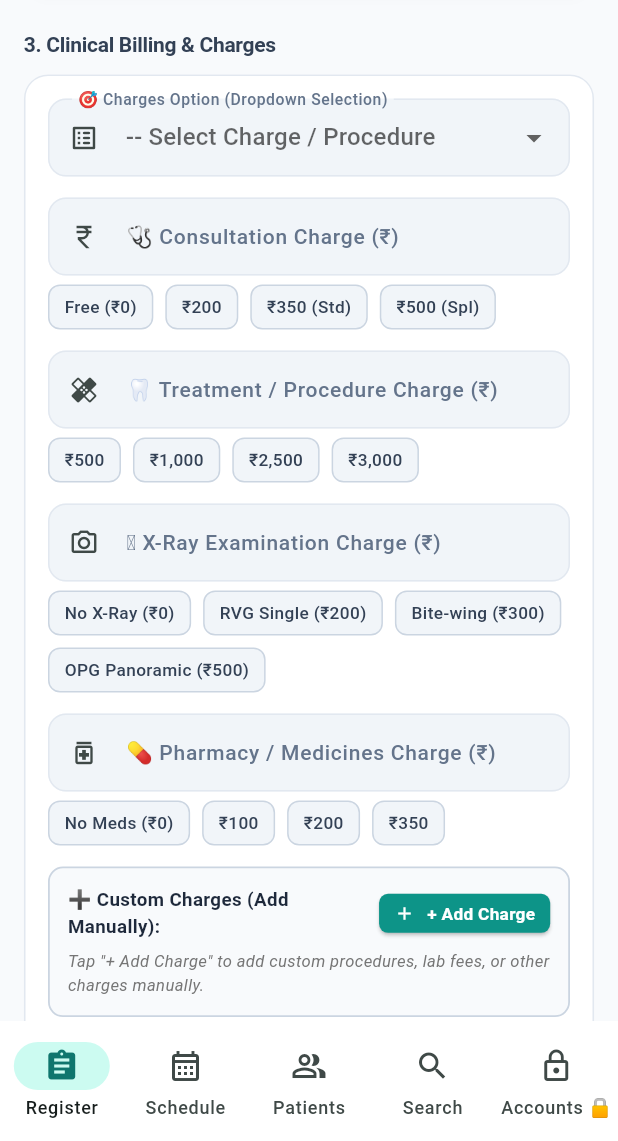
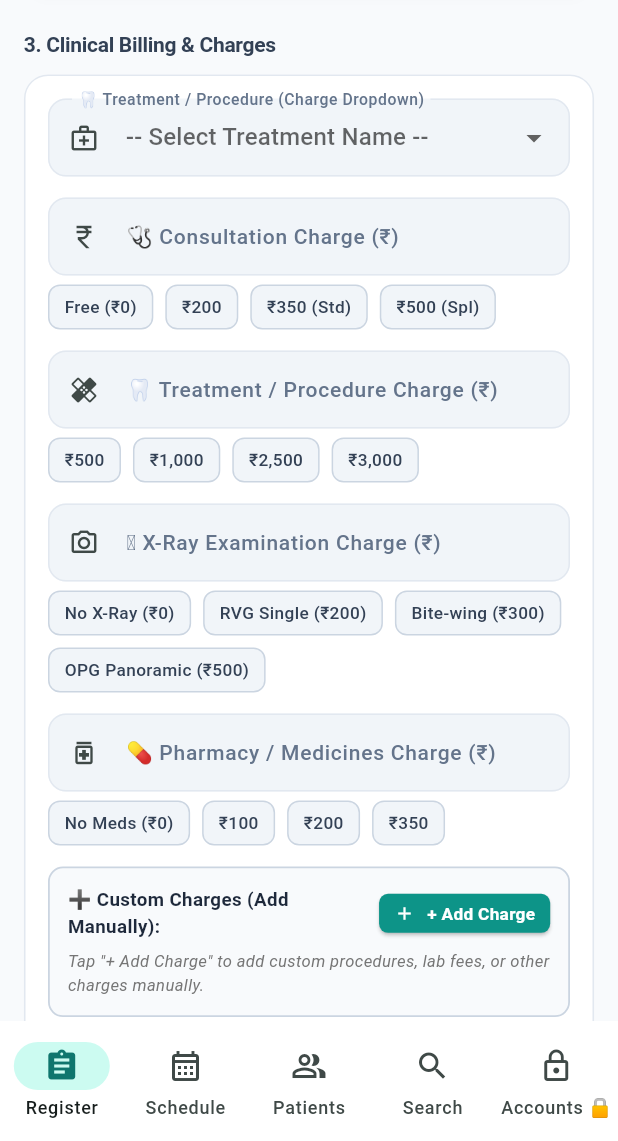
Before and after one commit to Sanjuantony2255/DentalCareStore, a Flutter app: the screen it shows after launch, scrolled down 1152 dp, on a phone screen of 412 x 824 dp, the part 95-1236 px from its top. Run offline on Flutter 3.47's test engine with Material 3 defaults, Android fonts, the phone set to English and light mode, and no system bars; our stand-ins replace pdf, printing, share_plus, shared_preferences; network calls fail; key blocks and very long unbroken strings in the code were emptied for the run.

Commit message:
feat: Charge dropdown contains only treatment names with charge in separate option

```diff
--- a/dental_care_app/lib/constants/treatments.dart
+++ b/dental_care_app/lib/constants/treatments.dart
@@ -76,3 +76,66 @@ const List<String> kClinicDoctors = [
   'Dr. Sharath MDS (Dept.of Periodontics)',
   'Other (Type Manually)',
 ];
+
+/// Standard suggested charge amounts for dental treatments & procedures
+const Map<String, double> kTreatmentSuggestedCharges = {
+  'POST & CORE': 1500,
+  'CROWN METAL': 1500,
+  'CROWN PFM': 3000,
+  'CROWN PFZ': 5500,
+  'EMAX CROWN, VENEER, INLAY': 7500,
+  'CROWN REMOVAL': 500,
+  'ACRYLIC PARTIAL DENTURE': 2000,
+  'FLEXIBLE PARTIAL DENTURE': 7000,
+  'COMPLETE DENTURE': 15000,
+  'FLEXIBLE': 7500,
+  'BPS': 25000,
+  'SS CROWNS': 1800,
+  'SCALING': 1000,
+  'GINGIVECTOMY': 1500,
+  'SUBGINGIVAL SCALING/ CURETTAGE': 1500,
+  'GRAFT': 5000,
+  'DEPIGMENTATION': 3000,
+  'PERIODONTAL FLAP': 4000,
+  'SPLINTING': 1500,
+  'LASER': 2000,
+  'PULPOTOMY/ PULPECTOMY': 1500,
+  'PIT & FISSURE SEALANTS': 600,
+  'FLUORIDE APPPLICATIONS': 800,
+  'SPACE MAINTAINERS': 2500,
+  'PREFORMED ZIRCONIA': 3500,
+  'BLEACHING': 5000,
+  'DENTAL IMPLANTS': 25000,
+  'REGISTRATION': 100,
+  'CONSULTATION': 300,
+  'SPECIALIST CONSULTATION': 500,
+  'DENTAL RADIOGRAPHS': 250,
+  'GLASS IONOMER': 600,
+  'AMALGAM': 600,
+  'COMPOSITE': 800,
+  'RCT': 2500,
+  'RE RCT': 3500,
+  'MICROSCOPE RCT': 4500,
+  'APICECTOMY': 3500,
+  'MTA': 1200,
+  'DECIDUOUS TOOTH EXTRACTION': 300,
+  'NORMAL EXTRACTION': 500,
+  'DIFFICULT EXTRACTION': 1500,
+  '3RD MOLAR': 3500,
+  'CANINE IMPACTION': 4000,
+  'INCISION AND DRAINAGE': 800,
+  'VESTIBULOPLASTY': 3000,
+  'ALVEOLOPLASTY': 2000,
+  'OPERCULECTOMY': 1000,
+  'FIXED ORTHODONTICS PREADJUSTED': 25000,
+  'FIXED ORTHODONTICS PREADJUSTED- TOOTH COLORED': 30000,
+  'FIXED- SELF LIGATING': 40000,
+  'HAWLEYS APPLIANCE- ACTIVE': 3500,
+  'RETENTION APPLIANCE- PASSIVE': 2500,
+  'FIXED LINGUAL RETAINERS': 3000,
+  'VACCUFORM RETAINERS-': 2500,
+  'ORAL SCREEN': 2000,
+  'MYO FUNCTIONAL FIXED': 8000,
+  'MYOFUNCTIONAL REMOVABLE': 6000,
+  'CLEAR ALIGNERS': 35000,
+};
--- a/dental_care_app/lib/screens/registration_screen.dart
+++ b/dental_care_app/lib/screens/registration_screen.dart
@@ -959,53 +959,34 @@ class _RegistrationScreenState extends State<RegistrationScreen> {
                   child: Column(
                     crossAxisAlignment: CrossAxisAlignment.stretch,
                     children: [
-                      // Dropdown for standard and custom charges
+                      // Charge dropdown: only contains treatment names; charge is in another option
                       DropdownButtonFormField<String>(
                         initialValue: _selectedChargeDropdown,
                         isExpanded: true,
                         decoration: const InputDecoration(
-                          labelText: '🎯 Charges Option (Dropdown Selection)',
-                          prefixIcon: Icon(Icons.list_alt_rounded, size: 20),
+                          labelText: '🦷 Treatment / Procedure (Charge Dropdown)',
+                          prefixIcon: Icon(Icons.medical_services_outlined, size: 20),
                         ),
-                        hint: const Text('-- Select Charge / Procedure Option --'),
-                        items: const [
-                          DropdownMenuItem(value: 'consult:300', child: Text('🩺 Doctor Consultation (₹300)')),
-                          DropdownMenuItem(value: 'consult:500', child: Text('🩺 Specialist Consultation (₹500)')),
-                          DropdownMenuItem(value: 'consult:0', child: Text('🩺 Free Consultation (₹0)')),
-                          DropdownMenuItem(value: 'xray:250', child: Text('🩻 Dental Radiograph / IOPA (₹250)')),
-                          DropdownMenuItem(value: 'xray:500', child: Text('🩻 OPG Panoramic X-Ray (₹500)')),
-                          DropdownMenuItem(value: 'pharm:200', child: Text('💊 Pharmacy Medicines Pack (₹200)')),
-                          DropdownMenuItem(value: 'pharm:350', child: Text('💊 Extended Pharmacy Pack (₹350)')),
-                          DropdownMenuItem(value: 'treat:SCALING:1000', child: Text('🦷 SCALING & POLISHING (₹1,000)')),
-                          DropdownMenuItem(value: 'treat:COMPOSITE:800', child: Text('🦷 COMPOSITE FILLING (₹800)')),
-                          DropdownMenuItem(value: 'treat:RCT:2500', child: Text('🦷 ROOT CANAL - RCT (₹2,500)')),
-                          DropdownMenuItem(value: 'treat:NORMAL EXTRACTION:500', child: Text('🦷 NORMAL EXTRACTION (₹500)')),
-                          DropdownMenuItem(value: 'treat:DIFFICULT EXTRACTION:1500', child: Text('🦷 DIFFICULT EXTRACTION (₹1,500)')),
-                          DropdownMenuItem(value: 'treat:CROWN PFM:3000', child: Text('🦷 CROWN PFM (₹3,000)')),
-                          DropdownMenuItem(value: 'treat:POST & CORE:1500', child: Text('🦷 POST & CORE (₹1,500)')),
-                          DropdownMenuItem(value: 'treat:CLEAR ALIGNERS:35000', child: Text('🦷 CLEAR ALIGNERS (₹35,000)')),
-                          DropdownMenuItem(value: 'treat:BLEACHING:5000', child: Text('🦷 BLEACHING / WHITENING (₹5,000)')),
-                          DropdownMenuItem(value: 'manual', child: Text('➕ Add Custom Charge Manually...')),
-                        ],
+                        hint: const Text('-- Select Treatment Name --'),
+                        items: kDentalTreatments.toSet().map((treatName) {
+                          return DropdownMenuItem<String>(
+                            value: treatName,
+                            child: Text(
+                              treatName,
+                              style: const TextStyle(fontSize: 13, fontWeight: FontWeight.w500),
+                              overflow: TextOverflow.ellipsis,
+                            ),
+                          );
+                        }).toList(),
                         onChanged: (v) {
                           if (v == null) return;
-                          if (v == 'manual') {
-                            _addCustomChargeRow('', '');
-                          } else if (v.startsWith('consult:')) {
-                            _consultationController.text = v.split(':')[1];
-                          } else if (v.startsWith('xray:')) {
-                            _xrayController.text = v.split(':')[1];
-                          } else if (v.startsWith('pharm:')) {
-                            _pharmacyController.text = v.split(':')[1];
-                          } else if (v.startsWith('treat:')) {
-                            final p = v.split(':');
-                            _treatmentChargeController.text = p[2];
-                            if (_treatmentController.text.isEmpty) {
-                              _treatmentController.text = p[1];
-                            }
-                          }
                           setState(() {
                             _selectedChargeDropdown = v;
+                            _treatmentController.text = v;
+                            if (kTreatmentSuggestedCharges.containsKey(v)) {
+                              _treatmentChargeController.text =
+                                  kTreatmentSuggestedCharges[v]!.toStringAsFixed(0);
+                            }
                           });
                         },
                       ),
```
Also changed, not shown: 3 other files.
